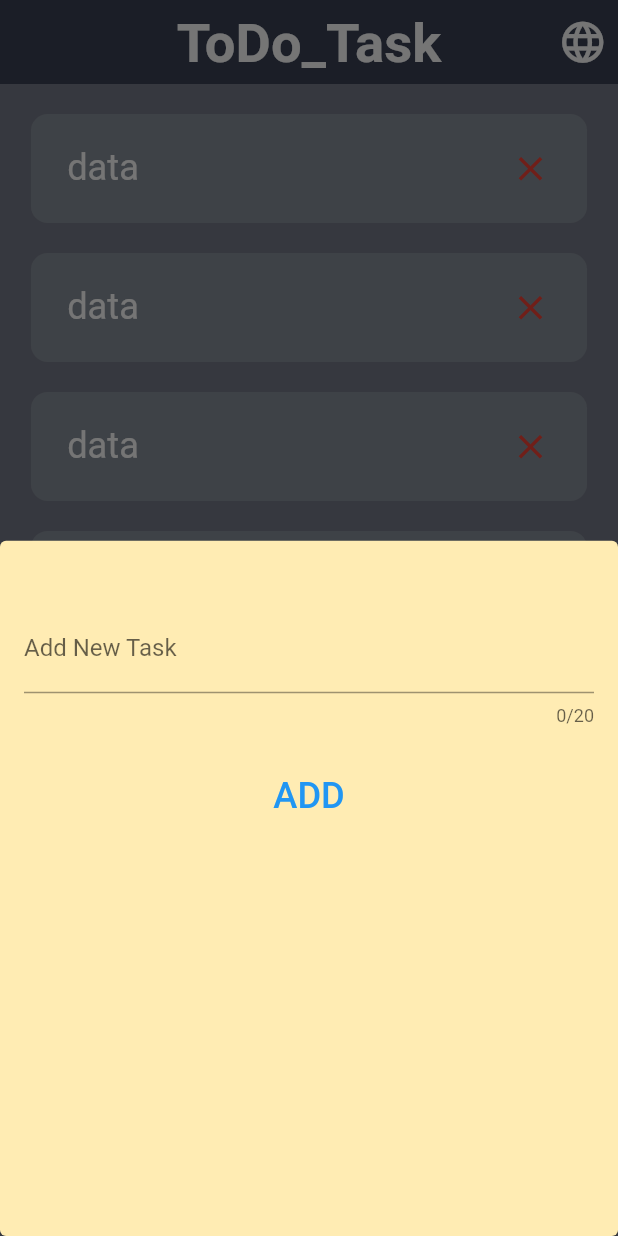
After one commit to alaaRashed2001/ToDo_App, a Flutter app: the screen it shows after launch, after a tap on the "add" icon, on a phone screen of 412 x 824 dp. The commit adds this screen. Run offline on Flutter 3.47's test engine with Material 2 defaults, Android fonts, the phone set to English and light mode, and no system bars; our stand-ins replace flutter_screenutil, shared_preferences; generated files the repository leaves out were written again.

Commit message:
showModalBottomSheet

```diff
--- a/lib/Views/Screens/todo_app.dart
+++ b/lib/Views/Screens/todo_app.dart
@@ -4,6 +4,7 @@ import 'package:flutter_gen/gen_l10n/app_localizations.dart';
 import 'package:provider/provider.dart';
 
 import '../../providers/lang_provider.dart';
+import '../Widgets/add_task_bottomsheet.dart';
 import '../Widgets/task_item.dart';
 
 class ToDoApp extends StatefulWidget {
@@ -46,6 +47,23 @@ class _ToDoAppState extends State<ToDoApp> {
         itemCount: 20,
        itemBuilder: (context, index) => const OneTask(),
       ),
+
+      floatingActionButton: FloatingActionButton(
+        backgroundColor: Colors.redAccent,
+        onPressed: (){
+          showModalBottomSheet(
+            backgroundColor: Colors.amber[100],
+            shape: RoundedRectangleBorder(
+              borderRadius: BorderRadius.circular(4.r),
+            ),
+            context: context,
+            builder: (context) => const AddTaskBottomSheet(),
+          );
+        },
+        child: const Icon(
+            Icons.add
+        ),
+      ),
     );
   }
 }
--- /dev/null
+++ b/lib/Views/Widgets/add_task_bottomsheet.dart
@@ -0,0 +1,43 @@
+import 'package:flutter/material.dart';
+import 'package:flutter_screenutil/flutter_screenutil.dart';
+import 'package:flutter_gen/gen_l10n/app_localizations.dart';
+class AddTaskBottomSheet extends StatelessWidget {
+  const AddTaskBottomSheet({Key? key}) : super(key: key);
+
+  @override
+  Widget build(BuildContext context) {
+    return Padding(
+      padding: const EdgeInsets.symmetric(horizontal: 16),
+      child: Column(
+        children: [
+          Expanded(
+            child: ListView(
+              shrinkWrap: true,
+              children: [
+                SizedBox(
+                  height: 42.h,
+                ),
+                TextField(
+                  maxLength: 20,
+                  decoration: InputDecoration(
+                    labelText: AppLocalizations.of(context)!.addNewTask,
+                  ),
+                ),
+                SizedBox(height: 22.h,),
+                TextButton(
+                  onPressed: () {},
+                  child: Text(
+                    AppLocalizations.of(context)!.add,
+                    style: TextStyle(
+                      fontSize: 22.sp
+                    ),
+                  ),
+                ),
+              ],
+            ),
+          ),
+        ],
+      ),
+    );
+  }
+}
--- a/lib/l10n/app_ar.arb
+++ b/lib/l10n/app_ar.arb
@@ -1,3 +1,5 @@
 {
-"todoTask" : "شغلة لازم تعملها"
+"todoTask" : "شغلة لازم تعملها",
+"addNewTask" : "اضف شغلة جديدة",
+"add" : "اضافة"
 }
--- a/lib/l10n/app_en.arb
+++ b/lib/l10n/app_en.arb
@@ -1,3 +1,5 @@
 {
-"todoTask" : "ToDo_Task"
+"todoTask" : "ToDo_Task",
+"addNewTask" : "Add New Task",
+"add" : "ADD"
 }
```
